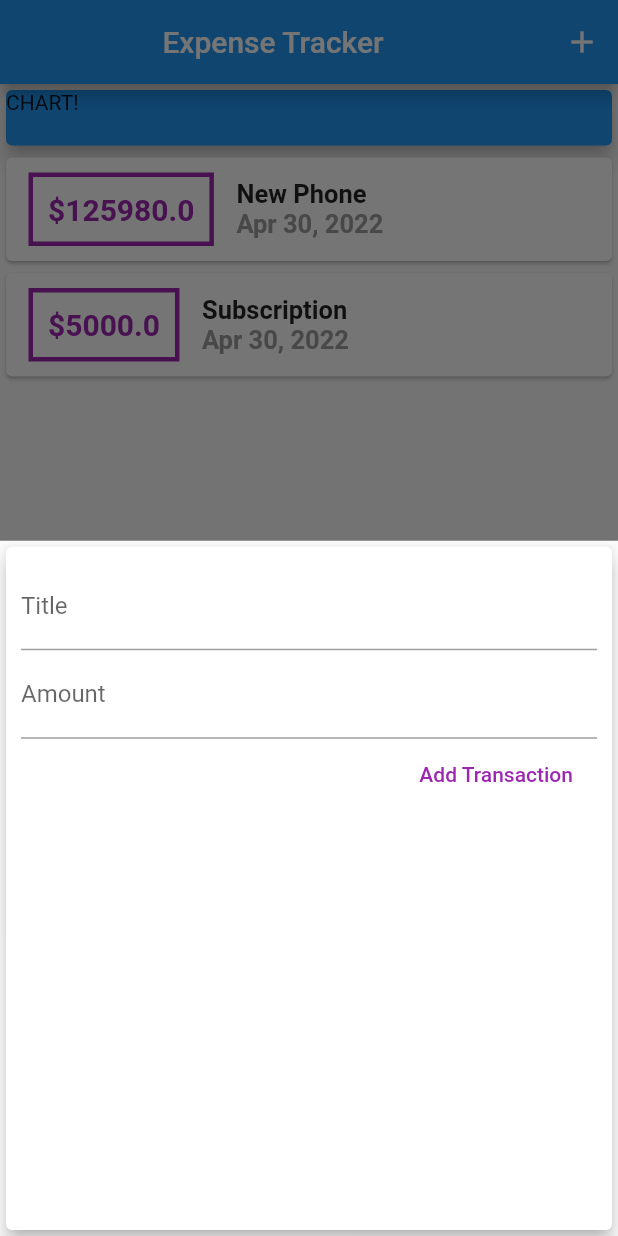
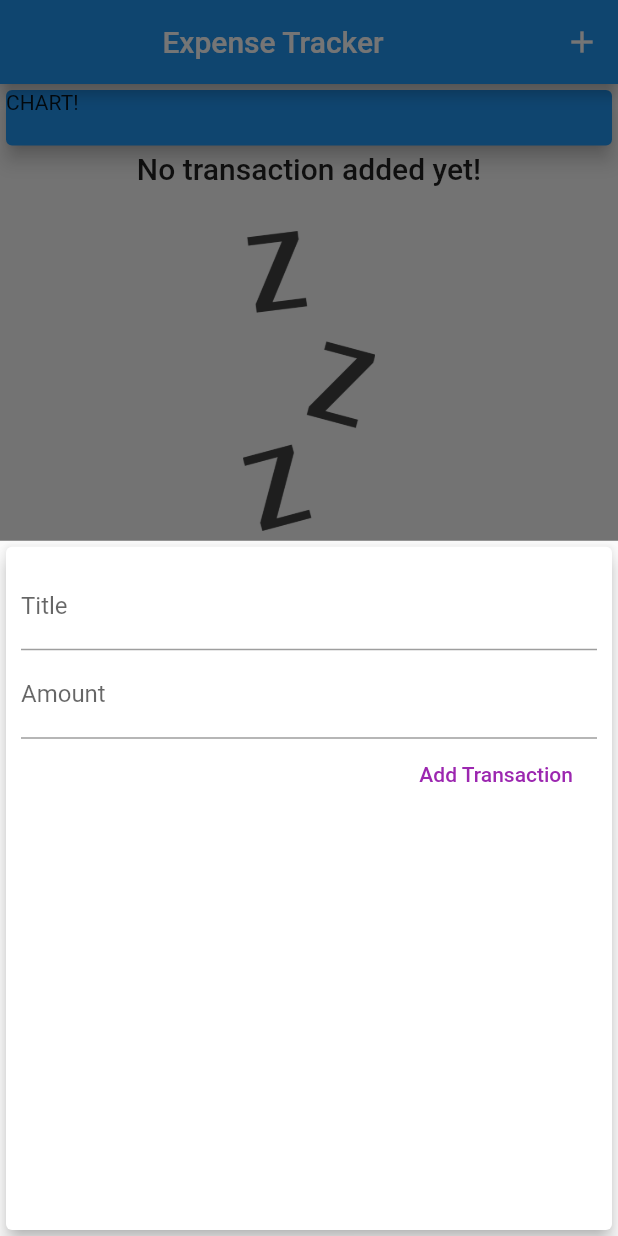
Before and after one commit to joeolamide/expense_tracker, a Flutter app: the screen it shows after launch, after a tap on the "add" icon, on a phone screen of 412 x 824 dp. Run offline on Flutter 3.47's test engine with Material 2 defaults, Android fonts, the phone set to English and light mode, and no system bars.

Commit message:
NEW CHANGES

```diff
--- a/lib/main.dart
+++ b/lib/main.dart
@@ -6,11 +6,30 @@ import 'package:flutter/material.dart';
 import 'package:expense_tracker/models/transaction.dart';
 
 void main() {
-  runApp(
-    MaterialApp(
-      home: TrackerApp(),
+  runApp(MaterialApp(
+    theme: ThemeData(
+      primaryColor: Colors.purple,
+      primarySwatch: Colors.purple,
+      accentColor: Colors.amber,
+      fontFamily: 'Quicksand',
+      textTheme: ThemeData.light().textTheme.copyWith(
+            headline6: TextStyle(
+              fontFamily: 'OpenSans',
+              fontWeight: FontWeight.bold,
+              fontSize: 20,
+            ),
+          ),
+      appBarTheme: AppBarTheme(
+          textTheme: ThemeData.light().textTheme.copyWith(
+                headline6: TextStyle(
+                  fontFamily: 'OpenSans',
+                  fontSize: 20,
+                  fontWeight: FontWeight.bold,
+                ),
+              )),
     ),
-  );
+    home: TrackerApp(),
+  ));
 }
 
 class TrackerApp extends StatelessWidget {
@@ -30,18 +49,18 @@ class MyHomePage extends StatefulWidget {
 
 class _MyHomePageState extends State<MyHomePage> {
   final List<Transaction> _userTransactions = [
-    Transaction(
-      id: 't1',
-      title: 'New Phone',
-      amount: 125980,
-      date: DateTime.now(),
-    ),
-    Transaction(
-      id: 't2',
-      title: 'Subscription',
-      amount: 5000,
-      date: DateTime.now(),
-    ),
+    // Transaction(
+    //   id: 't1',
+    //   title: 'New Phone',
+    //   amount: 125980,
+    //   date: DateTime.now(),
+    // ),
+    // Transaction(
+    //   id: 't2',
+    //   title: 'Subscription',
+    //   amount: 5000,
+    //   date: DateTime.now(),
+    // ),
   ];
 
   void _addNewTransaction(String txTitle, double txAmount) {
--- a/lib/widgets/new_transaction.dart
+++ b/lib/widgets/new_transaction.dart
@@ -1,12 +1,19 @@
 import 'package:flutter/cupertino.dart';
 import 'package:flutter/material.dart';
 
-class NewTransaction extends StatelessWidget {
+class NewTransaction extends StatefulWidget {
   final Function addTx;
-  final titleController = TextEditingController();
-  final amountController = TextEditingController();
 
   NewTransaction(this.addTx);
+
+  @override
+  State<NewTransaction> createState() => _NewTransactionState();
+}
+
+class _NewTransactionState extends State<NewTransaction> {
+  final titleController = TextEditingController();
+
+  final amountController = TextEditingController();
 
   void submitData() {
     final enteredTitle = titleController.text;
@@ -16,10 +23,12 @@ class NewTransaction extends StatelessWidget {
       return;
     }
 
-    addTx(
+    widget.addTx(
       enteredTitle,
       enteredAmount,
     );
+
+    Navigator.of(context).pop();
   }
 
   @override
--- a/lib/widgets/transaction_list.dart
+++ b/lib/widgets/transaction_list.dart
@@ -11,7 +11,26 @@ class TransactionList extends StatelessWidget {
   Widget build(BuildContext context) {
     return Container(
       height: 300,
-      child: ListView.builder(
+      child: transactions.isEmpty
+          ? Column(
+              children: <Widget>[
+                Text(
+                  'No transaction added yet!',
+                  style: Theme.of(context).textTheme.headline6,
+                ),
+                SizedBox(
+                  height: 30,
+                ),
+                Container(
+                  height: 200,
+                  child: Image(
+                    fit: BoxFit.cover,
+                    image: AssetImage('images/waiting.png'),
+                  ),
+                ),
+              ],
+            )
+          : ListView.builder(
               itemBuilder: (ctx, index) {
                 return Card(
                   child: Row(
@@ -23,7 +42,7 @@ class TransactionList extends StatelessWidget {
                         ),
                         decoration: BoxDecoration(
                           border: Border.all(
-                      color: Colors.purple,
+                            color: Theme.of(context).primaryColor,
                             width: 3,
                           ),
                         ),
@@ -33,7 +52,7 @@ class TransactionList extends StatelessWidget {
                           style: TextStyle(
                             fontWeight: FontWeight.bold,
                             fontSize: 20,
-                      color: Colors.purple,
+                            color: Theme.of(context).primaryColor,
                           ),
                         ),
                       ),
@@ -42,13 +61,11 @@ class TransactionList extends StatelessWidget {
                         children: <Widget>[
                           Text(
                             transactions[index].title!,
-                      style: TextStyle(
-                        fontWeight: FontWeight.bold,
-                        fontSize: 17,
-                      ),
+                            style: Theme.of(context).textTheme.headline6,
                           ),
                           Text(
-                      DateFormat.yMMMd().format(transactions[index].date!),
+                            DateFormat.yMMMd()
+                                .format(transactions[index].date!),
                             style: TextStyle(
                               fontWeight: FontWeight.bold,
                               fontSize: 17,
```
Also changed, not shown: pubspec.yaml (+14 -14 lines), assets/fonts/OpenSans-Bold.ttf (added), assets/fonts/OpenSans-Regular.ttf (added), assets/fonts/Quicksand-Bold.ttf (added), assets/fonts/Quicksand-Light.ttf (added), assets/fonts/Quicksand-Medium.ttf (added), assets/fonts/Quicksand-Regular.ttf (added), images/waiting.png (added), lib/chart.dart (added), 3 other files. Lines whose indentation alone changed are shown as unchanged.
